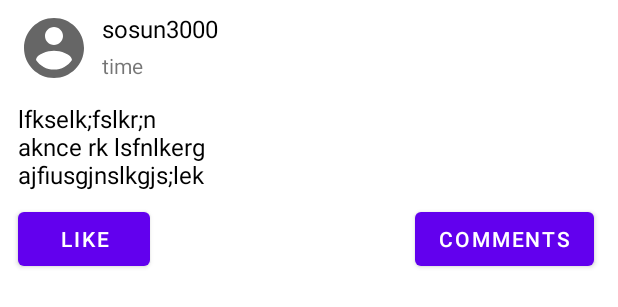
After one commit to khvatid/web_note_etu, an Android app: the layout item_post.xml on its own in the app's theme, with its tools: preview values and no code run, on a phone screen of 412 x 824 dp. The commit adds this screen. Shown: the top 307 px of the screen. Run offline under Robolectric (Android 15) with nearby library versions, the phone set to English and light mode, and no system bars.

Commit message:
небольшие изменения

```diff
--- a/app/src/main/java/com/to_panelka/webnote/pojo/User.java
+++ b/app/src/main/java/com/to_panelka/webnote/pojo/User.java
@@ -1,4 +1,6 @@
 package com.to_panelka.webnote.pojo;
+
+import androidx.annotation.Nullable;
 
 public class User {
     private long id;
--- a/app/src/main/res/layout/activity_main.xml
+++ b/app/src/main/res/layout/activity_main.xml
@@ -16,6 +16,7 @@
 
 
   <androidx.fragment.app.FragmentContainerView
+    android:padding="8dp"
     android:id="@+id/fragment_container_view"
     android:layout_width="match_parent"
     android:layout_height="match_parent"
--- /dev/null
+++ b/app/src/main/res/layout/item_post.xml
@@ -0,0 +1,68 @@
+<?xml version="1.0" encoding="utf-8"?>
+<androidx.constraintlayout.widget.ConstraintLayout
+    xmlns:android="http://schemas.android.com/apk/res/android"
+  xmlns:app="http://schemas.android.com/apk/res-auto"
+  xmlns:tools="http://schemas.android.com/tools"
+  android:orientation="vertical"
+    android:padding="8dp"
+    android:layout_width="match_parent"
+    android:layout_height="wrap_content">
+    <ImageView
+      android:id="@+id/post_user_image"
+      android:layout_width="48dp"
+      android:layout_height="48dp"
+      android:src="@drawable/ic_menu_profile_24"
+      android:layout_marginStart="4dp"
+      app:layout_constraintStart_toStartOf="parent"
+      app:layout_constraintTop_toTopOf="parent" />
+    <TextView
+      android:id="@+id/post_user_nickname"
+      android:layout_width="wrap_content"
+      android:layout_height="wrap_content"
+      android:text="sosun3000"
+      android:textColor="@color/black"
+      android:textSize="16sp"
+      app:layout_constraintStart_toEndOf="@+id/post_user_image"
+      app:layout_constraintTop_toTopOf="@+id/post_user_image"
+      android:layout_marginStart="8dp"/>
+
+    <TextView
+      android:id="@+id/post_user_time"
+      android:layout_width="wrap_content"
+      android:layout_height="wrap_content"
+      android:layout_marginTop="4dp"
+      android:layout_marginStart="8dp"
+      android:text="time"
+      app:layout_constraintStart_toEndOf="@+id/post_user_image"
+      app:layout_constraintTop_toBottomOf="@+id/post_user_nickname" />
+    <TextView
+      android:id="@+id/post_user_text"
+      android:layout_width="match_parent"
+      android:layout_height="wrap_content"
+      android:layout_marginTop="12dp"
+      android:layout_marginStart="4dp"
+      android:text="lfkselk;fslkr;n\naknce rk lsfnlkerg\najfiusgjnslkgjs;lek"
+      app:layout_constraintEnd_toEndOf="parent"
+      app:layout_constraintStart_toStartOf="parent"
+      android:textColor="@color/black"
+      android:textSize="16sp"
+      app:layout_constraintTop_toBottomOf="@+id/post_user_image" />
+    <Button
+      android:layout_width="wrap_content"
+      android:layout_height="wrap_content"
+      android:layout_marginTop="8dp"
+      android:layout_marginStart="4dp"
+      android:text="like"
+      app:layout_constraintStart_toStartOf="parent"
+      app:layout_constraintTop_toBottomOf="@+id/post_user_text" />
+    <Button
+      android:layout_width="wrap_content"
+      android:layout_height="wrap_content"
+      android:layout_marginTop="8dp"
+      android:layout_marginEnd="8dp"
+      android:text="comments"
+      app:layout_constraintEnd_toEndOf="parent"
+      app:layout_constraintTop_toBottomOf="@+id/post_user_text" />
+
+
+</androidx.constraintlayout.widget.ConstraintLayout>
```
Also changed, not shown: app/src/main/java/com/to_panelka/webnote/pojo/Post.java (added, +65 -0 lines), app/src/main/res/layout/fragment_profile.xml (+8 -5 lines), app/src/main/res/layout/post_author.xml (deleted, +0 -67 lines), app/src/main/res/layout/post_reader.xml (deleted, +0 -59 lines).
